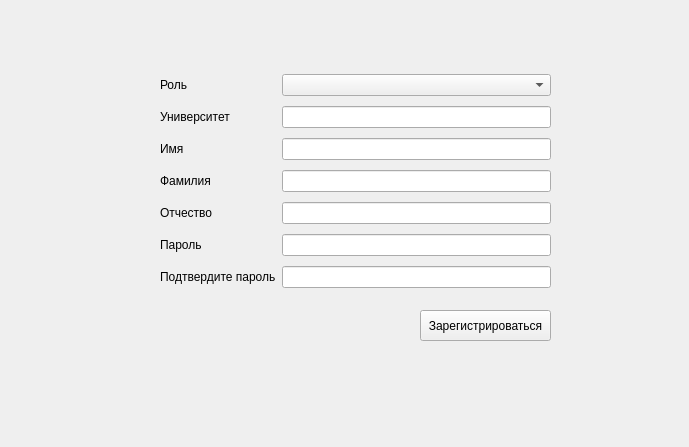
First picture: the form in ui/registerwindow.ui, repository vanuuta/SFS, before the edit.
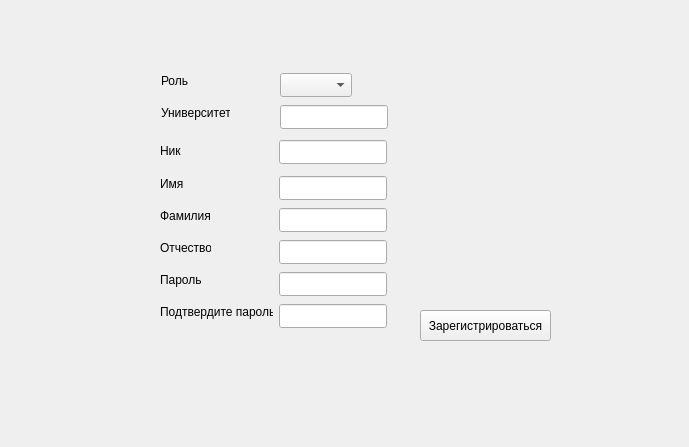
Second picture: the form after the edit.

Commit message: Add teacher`s window and student`s window, add User class

Diff of the .ui file:
```diff
--- a/ui/registerwindow.ui
+++ b/ui/registerwindow.ui
@@ -39,87 +39,189 @@
     <string/>
    </property>
   </widget>
-  <widget class="QWidget" name="">
+  <widget class="QLabel" name="label_8">
    <property name="geometry">
     <rect>
      <x>160</x>
-     <y>70</y>
-     <width>391</width>
-     <height>228</height>
+     <y>140</y>
+     <width>61</width>
+     <height>21</height>
     </rect>
    </property>
-   <layout class="QGridLayout" name="gridLayout">
-    <item row="0" column="0">
-     <widget class="QLabel" name="label_5">
       <property name="text">
-       <string>Роль</string>
-      </property>
-     </widget>
-    </item>
-    <item row="2" column="2">
-     <widget class="QLineEdit" name="usernameLineEdit"/>
-    </item>
-    <item row="3" column="0" colspan="2">
+    <string>Ник</string>
+   </property>
+  </widget>
+  <widget class="QLineEdit" name="usernameLineEdit">
+   <property name="geometry">
+    <rect>
+     <x>279</x>
+     <y>140</y>
+     <width>108</width>
+     <height>24</height>
+    </rect>
+   </property>
+  </widget>
      <widget class="QLabel" name="label_2">
+   <property name="geometry">
+    <rect>
+     <x>160</x>
+     <y>208</y>
+     <width>51</width>
+     <height>16</height>
+    </rect>
+   </property>
       <property name="text">
        <string>Фамилия</string>
       </property>
      </widget>
-    </item>
-    <item row="6" column="0" colspan="2">
+  <widget class="QLineEdit" name="fathers_surnameLineEdit">
+   <property name="geometry">
+    <rect>
+     <x>279</x>
+     <y>240</y>
+     <width>108</width>
+     <height>24</height>
+    </rect>
+   </property>
+  </widget>
+  <widget class="QLabel" name="label_5">
+   <property name="geometry">
+    <rect>
+     <x>161</x>
+     <y>73</y>
+     <width>27</width>
+     <height>16</height>
+    </rect>
+   </property>
+   <property name="text">
+    <string>Роль</string>
+   </property>
+  </widget>
+  <widget class="QLabel" name="label_3">
+   <property name="geometry">
+    <rect>
+     <x>160</x>
+     <y>272</y>
+     <width>42</width>
+     <height>16</height>
+    </rect>
+   </property>
+   <property name="text">
+    <string>Пароль</string>
+   </property>
+  </widget>
+  <widget class="QLineEdit" name="nameLineEdit">
+   <property name="geometry">
+    <rect>
+     <x>279</x>
+     <y>176</y>
+     <width>108</width>
+     <height>24</height>
+    </rect>
+   </property>
+  </widget>
+  <widget class="QLineEdit" name="usernameLineEdit_4">
+   <property name="geometry">
+    <rect>
+     <x>280</x>
+     <y>105</y>
+     <width>108</width>
+     <height>24</height>
+    </rect>
+   </property>
+  </widget>
+  <widget class="QComboBox" name="roleComboBox">
+   <property name="geometry">
+    <rect>
+     <x>280</x>
+     <y>73</y>
+     <width>72</width>
+     <height>24</height>
+    </rect>
+   </property>
+  </widget>
+  <widget class="QLineEdit" name="surnameLineEdit">
+   <property name="geometry">
+    <rect>
+     <x>279</x>
+     <y>208</y>
+     <width>108</width>
+     <height>24</height>
+    </rect>
+   </property>
+  </widget>
      <widget class="QLabel" name="label_4">
+   <property name="geometry">
+    <rect>
+     <x>160</x>
+     <y>304</y>
+     <width>113</width>
+     <height>16</height>
+    </rect>
+   </property>
       <property name="text">
        <string>Подтвердите пароль</string>
       </property>
      </widget>
-    </item>
-    <item row="1" column="2">
-     <widget class="QLineEdit" name="usernameLineEdit_4"/>
-    </item>
-    <item row="6" column="2">
-     <widget class="QLineEdit" name="passwordLineEdit_2"/>
-    </item>
-    <item row="2" column="0">
+  <widget class="QLineEdit" name="passwordLineEdit_2">
+   <property name="geometry">
+    <rect>
+     <x>279</x>
+     <y>304</y>
+     <width>108</width>
+     <height>24</height>
+    </rect>
+   </property>
+  </widget>
+  <widget class="QLineEdit" name="passwordLineEdit">
+   <property name="geometry">
+    <rect>
+     <x>279</x>
+     <y>272</y>
+     <width>108</width>
+     <height>24</height>
+    </rect>
+   </property>
+  </widget>
      <widget class="QLabel" name="label">
+   <property name="geometry">
+    <rect>
+     <x>160</x>
+     <y>176</y>
+     <width>24</width>
+     <height>16</height>
+    </rect>
+   </property>
       <property name="text">
        <string>Имя</string>
       </property>
      </widget>
-    </item>
-    <item row="1" column="0" colspan="2">
      <widget class="QLabel" name="label_6">
+   <property name="geometry">
+    <rect>
+     <x>161</x>
+     <y>105</y>
+     <width>69</width>
+     <height>16</height>
+    </rect>
+   </property>
       <property name="text">
        <string>Университет</string>
       </property>
      </widget>
-    </item>
-    <item row="3" column="2">
-     <widget class="QLineEdit" name="surnameLineEdit"/>
-    </item>
-    <item row="5" column="0" colspan="2">
-     <widget class="QLabel" name="label_3">
-      <property name="text">
-       <string>Пароль</string>
-      </property>
-     </widget>
-    </item>
-    <item row="5" column="2">
-     <widget class="QLineEdit" name="passwordLineEdit"/>
-    </item>
-    <item row="4" column="2">
-     <widget class="QLineEdit" name="fathers_surnameLineEdit"/>
-    </item>
-    <item row="0" column="2">
-     <widget class="QComboBox" name="roleComboBox"/>
-    </item>
-    <item row="4" column="0" colspan="2">
      <widget class="QLabel" name="label_7">
+   <property name="geometry">
+    <rect>
+     <x>160</x>
+     <y>240</y>
+     <width>51</width>
+     <height>16</height>
+    </rect>
+   </property>
       <property name="text">
        <string>Отчество</string>
       </property>
-     </widget>
-    </item>
-   </layout>
   </widget>
  </widget>
  <resources/>
```
Lines whose indentation alone changed are shown as unchanged. The commit also changes 13 other files.
